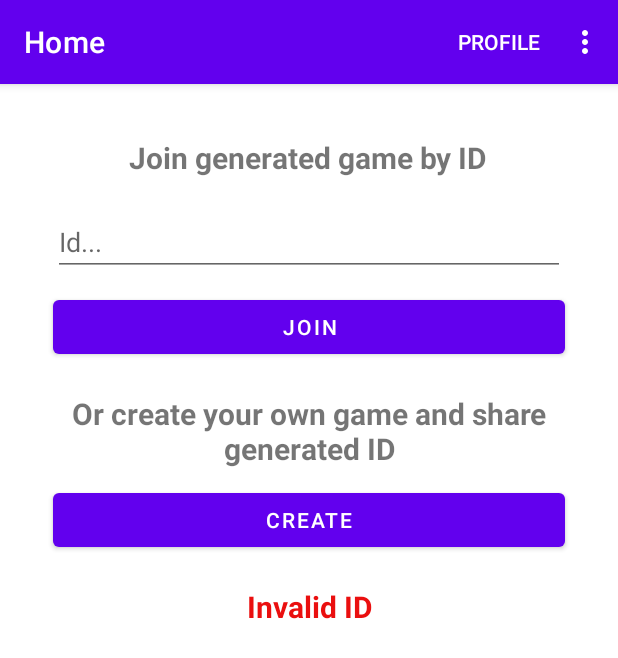
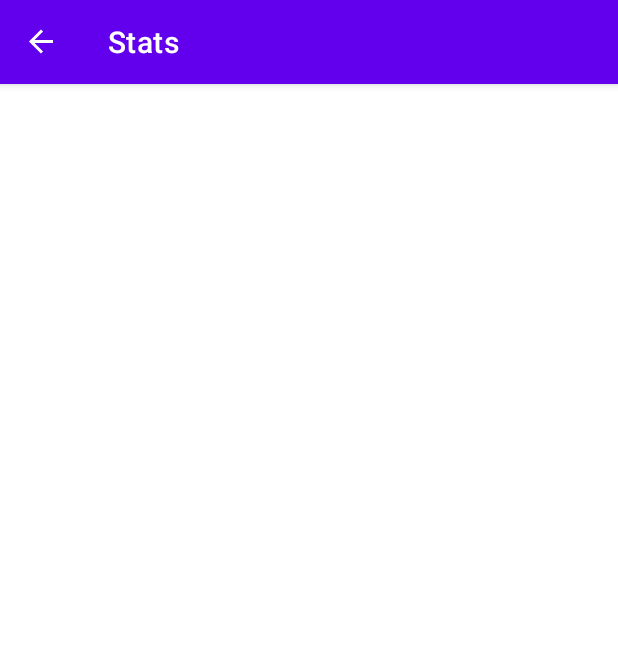
Before and after one commit to AlexanderZaletilo/PPO, an Android app: the HomeFragment screen opened directly, with no data from a screen before it, in the options menu, after a tap on "History", on a phone screen of 412 x 824 dp. Shown: the top 658 px of the screen. Run offline under Robolectric (Android 15) with nearby library versions, the phone set to English and light mode, and no system bars; our stand-ins replace Firebase (no records; nobody signed in at launch, a user with empty details on screens opened directly), Room's generated code, navigation-ui.

Commit message:
added & implemented StatsRepository

```diff
--- a/lab3/app/build.gradle
+++ b/lab3/app/build.gradle
@@ -34,7 +34,7 @@ android {
         jvmTarget = '1.8'
     }
 }
-
+apply plugin: 'kotlin-kapt'
 dependencies {
 
     implementation "org.jetbrains.kotlin:kotlin-stdlib:$kotlin_version"
@@ -61,6 +61,10 @@ dependencies {
     implementation 'com.google.firebase:firebase-storage-ktx'
     implementation 'com.github.bumptech.glide:glide:4.11.0'
     annotationProcessor 'com.github.bumptech.glide:compiler:4.11.0'
+    def room_version = "2.2.6"
+    implementation "androidx.room:room-runtime:$room_version"
+    kapt "androidx.room:room-compiler:$room_version"
+    implementation "androidx.room:room-ktx:$room_version"
 }
 apply plugin: 'com.android.application'
 apply plugin: 'com.google.gms.google-services'
--- /dev/null
+++ b/lab3/app/src/main/java/com/example/lab3/data/StatsDao.kt
@@ -0,0 +1,18 @@
+package com.example.lab3.data
+
+import androidx.lifecycle.LiveData
+import androidx.lifecycle.MutableLiveData
+import androidx.room.*
+import java.util.*
+
+@TypeConverters(DateConverter::class)
+@Dao
+interface StatsDao {
+
+    @Transaction
+    @Query("SELECT * from stats")
+    fun getStats(): LiveData<List<StatsEntity>>
+
+    @Insert
+    suspend fun insertStats(stats: StatsEntity)
+}
--- /dev/null
+++ b/lab3/app/src/main/java/com/example/lab3/data/StatsDatabase.kt
@@ -0,0 +1,30 @@
+package com.example.lab3.data
+
+import android.content.Context
+import androidx.room.*
+
+@TypeConverters(DateConverter::class)
+@Database(entities = [StatsEntity::class], version = 1)
+abstract class StatsDatabase : RoomDatabase() {
+    abstract fun getDao(): StatsDao
+    companion object {
+        @Volatile
+        private var INSTANCE: StatsDatabase? = null
+
+        fun getDatabase(context: Context): StatsDatabase {
+            val tempInstance = INSTANCE
+            if (tempInstance != null) {
+                return tempInstance
+            }
+            synchronized(this) {
+                val instance = Room.databaseBuilder(
+                    context.applicationContext,
+                    StatsDatabase::class.java,
+                    "lab3statsdb"
+                ).build()
+                INSTANCE = instance
+                return instance
+            }
+        }
+    }
+}
--- /dev/null
+++ b/lab3/app/src/main/java/com/example/lab3/data/StatsRepository.kt
@@ -0,0 +1,35 @@
+package com.example.lab3.data
+
+import android.app.Application
+import com.example.lab3.game.GameStats
+
+
+class StatsRepository(application: Application) {
+    private var mainDao: StatsDao
+
+    init {
+        val db = StatsDatabase.getDatabase(application)
+        mainDao = db.getDao()
+    }
+
+    fun getStats() = mainDao.getStats()
+
+    suspend fun insertStats(stats: GameStats)
+    {
+        mainDao.insertStats(
+            StatsEntity(
+                0,
+                stats.hits,
+                stats.shots,
+                stats.started,
+                stats.ended,
+                stats.against,
+                stats.isWin,
+                stats.shipsDestroyedCount[0],
+                stats.shipsDestroyedCount[1],
+                stats.shipsDestroyedCount[2],
+                stats.shipsDestroyedCount[3],
+            )
+        )
+    }
+}
--- a/lab3/app/src/main/java/com/example/lab3/ui/fragments/HomeFragment.kt
+++ b/lab3/app/src/main/java/com/example/lab3/ui/fragments/HomeFragment.kt
@@ -59,6 +59,9 @@ class HomeFragment : Fragment() {
             R.id.action_to_user -> {
                 requireView().findNavController().navigate(HomeFragmentDirections.toUser())
             }
+            R.id.action_to_stats -> {
+                requireView().findNavController().navigate(HomeFragmentDirections.toStats())
+            }
         }
         return super.onOptionsItemSelected(item)
     }
--- /dev/null
+++ b/lab3/app/src/main/java/com/example/lab3/ui/fragments/StatsFragment.kt
@@ -0,0 +1,31 @@
+package com.example.lab3.ui.fragments
+
+import android.os.Bundle
+import android.view.*
+import androidx.fragment.app.Fragment
+import androidx.recyclerview.widget.LinearLayoutManager
+import androidx.recyclerview.widget.RecyclerView
+import com.example.lab3.R
+import com.example.lab3.adapters.StatsAdapter
+import com.example.lab3.data.StatsRepository
+
+
+class StatsFragment : Fragment() {
+    private lateinit var repos: StatsRepository
+    override fun onCreateView(
+        inflater: LayoutInflater, container: ViewGroup?,
+        savedInstanceState: Bundle?
+    ): View? {
+        val view = inflater.inflate(R.layout.fragment_stats, container, false)
+        repos = StatsRepository(requireActivity().application)
+        val recycler = view.findViewById<RecyclerView>(R.id.stats_recycler)
+        recycler.layoutManager = LinearLayoutManager(requireContext())
+        repos.getStats().observe(requireActivity()) {
+            val adapter = StatsAdapter(it)
+            recycler.adapter = adapter
+            adapter.notifyDataSetChanged()
+        }
+        return view
+    }
+
+}
--- /dev/null
+++ b/lab3/app/src/main/res/layout/fragment_stats.xml
@@ -0,0 +1,10 @@
+<?xml version="1.0" encoding="utf-8"?>
+<LinearLayout xmlns:android="http://schemas.android.com/apk/res/android"
+    android:layout_width="match_parent"
+    android:layout_height="match_parent"
+    android:padding="10dp">
+    <androidx.recyclerview.widget.RecyclerView
+        android:id="@+id/stats_recycler"
+        android:layout_width="match_parent"
+        android:layout_height="match_parent"/>
+</LinearLayout>
--- a/lab3/app/src/main/res/navigation/mobile_navigation.xml
+++ b/lab3/app/src/main/res/navigation/mobile_navigation.xml
@@ -10,11 +10,13 @@
         tools:layout="@layout/fragment_home">
         <action
             android:id="@+id/to_game"
-            app:destination="@+id/game_dest">
-        </action>
+            app:destination="@+id/game_dest"/>
         <action
             android:id="@+id/to_user"
             app:destination="@id/user_dest"/>
+        <action
+            android:id="@+id/to_stats"
+            app:destination="@id/stats_dest"/>
     </fragment>
     <fragment
         android:id="@+id/game_dest"
@@ -31,4 +33,9 @@
         android:name="com.example.lab3.ui.fragments.UserFragment"
         android:label="User"
         tools:layout="@layout/fragment_user"/>
+    <fragment
+        android:id="@+id/stats_dest"
+        android:name="com.example.lab3.ui.fragments.StatsFragment"
+        android:label="Stats"
+        tools:layout="@layout/fragment_stats"/>
 </navigation>
--- a/lab3/app/src/main/res/values/strings.xml
+++ b/lab3/app/src/main/res/values/strings.xml
@@ -33,4 +33,9 @@
     <string name="you_lost">You lost :(</string>
     <string name="exit_game">Do you really want to leave? Game is not ended.</string>
     <string name="no">No</string>
+    <string name="versus">Versus:</string>
+    <string name="destroyed_ships">Destroyed ships:</string>
+    <string name="started">Started</string>
+    <string name="ended">Ended</string>
+    <string name="shots_hits">Hits/Shots:</string>
 </resources>
```
Also changed, not shown: lab3/app/src/main/java/com/example/lab3/adapters/StatsAdapter.kt (added, +57 -0 lines), lab3/app/src/main/java/com/example/lab3/data/ClientGameFireRepository.kt (+16 -1 lines), lab3/app/src/main/java/com/example/lab3/data/DateConverter.kt (added, +16 -0 lines), lab3/app/src/main/java/com/example/lab3/data/HostGameFireRepository.kt (+6 -1 lines), lab3/app/src/main/java/com/example/lab3/data/StatsEntity.kt (added, +22 -0 lines), lab3/app/src/main/java/com/example/lab3/game/GameStats.kt (added, +38 -0 lines), lab3/app/src/main/java/com/example/lab3/ui/fragments/GameFragment.kt (+5 -5 lines), lab3/app/src/main/java/com/example/lab3/viewmodels/BaseGameViewModel.kt (+13 -1 lines), lab3/app/src/main/java/com/example/lab3/viewmodels/ClientGameViewModel.kt (+35 -5 lines), lab3/app/src/main/java/com/example/lab3/viewmodels/HostGameViewModel.kt (+48 -11 lines), lab3/app/src/main/res/layout/stats_item.xml (added, +110 -0 lines).
